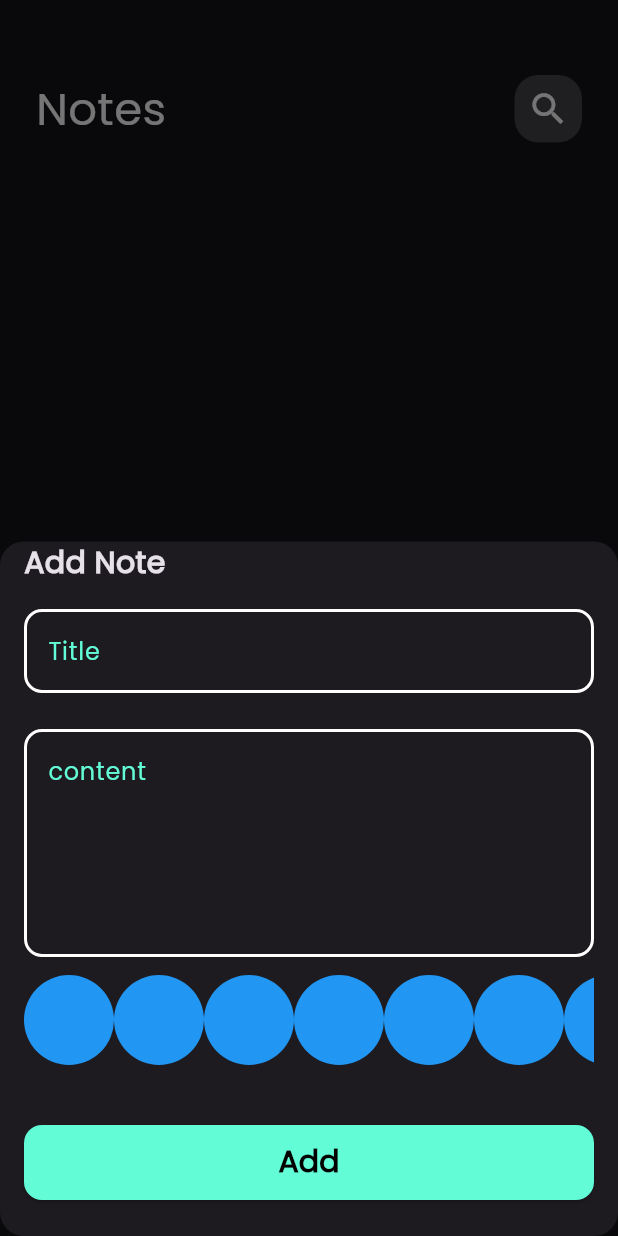
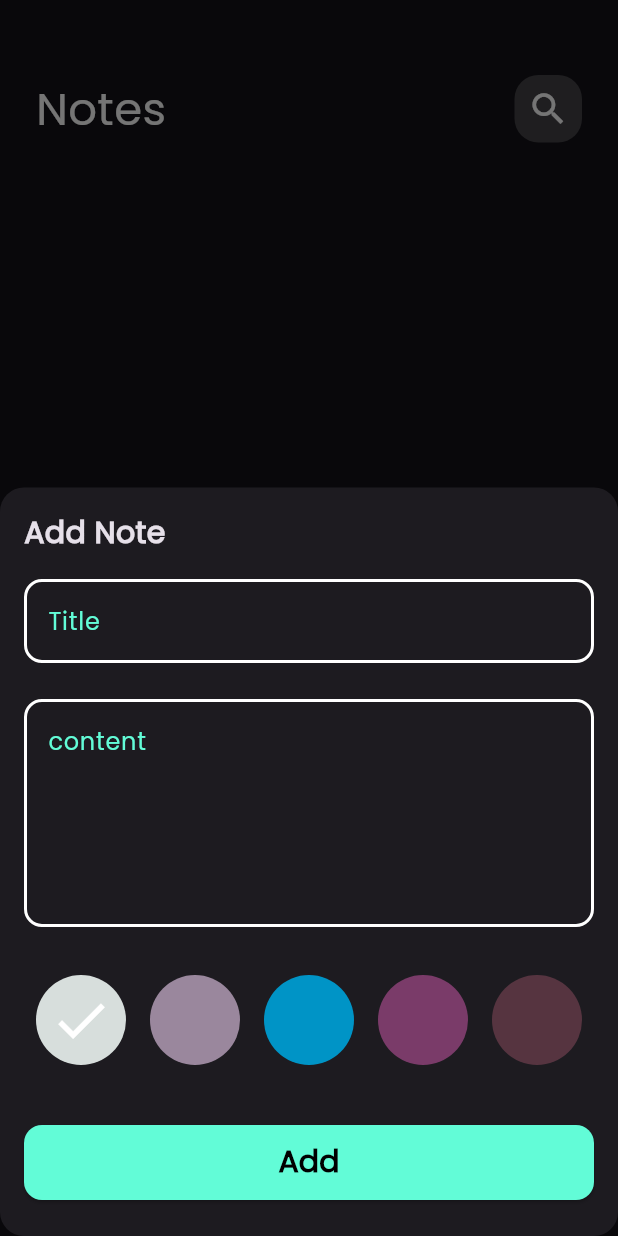
Before and after one commit to MoustafaAbdelrahimGaallouss/notes_app, a Flutter app: the screen it shows after launch, after a tap on the "add" icon, on a phone screen of 412 x 824 dp. Run offline on Flutter 3.47's test engine with Material 3 defaults, Android fonts, the phone set to English and light mode, and no system bars; our stand-ins replace bloc, flutter_bloc, font_awesome_flutter, hive, hive_flutter; accounts and stored records are empty.

Commit message:
Color list view part 2

```diff
--- a/lib/views/widget/add_note_form.dart
+++ b/lib/views/widget/add_note_form.dart
@@ -3,7 +3,7 @@ import 'package:flutter_bloc/flutter_bloc.dart';
 import 'package:intl/intl.dart';
 import 'package:note_app/cubits/add_note_cubite/add_note_cubit_cubit.dart';
 import 'package:note_app/models/note_model.dart';
-import 'package:note_app/views/widget/color_list_vies.dart';
+import 'package:note_app/views/widget/color_list_views.dart';
 import 'package:note_app/views/widget/custom_button.dart';
 import 'package:note_app/views/widget/custom_text_field.dart';
 
@@ -29,11 +29,14 @@ class _addNoteFormState extends State<addNoteForm> {
       child: Column(
         crossAxisAlignment: CrossAxisAlignment.start,
         children: [
-          Text(
-            'Add Note',
-            style: TextStyle(
-              fontSize: 20,
-              fontWeight: FontWeight.bold,
+          Padding(
+            padding: const EdgeInsets.only(top: 16.0),
+            child: Text(
+              'Add Note',
+              style: TextStyle(
+                fontSize: 20,
+                fontWeight: FontWeight.bold,
+              ),
             ),
           ),
           const SizedBox(
@@ -56,7 +59,7 @@ class _addNoteFormState extends State<addNoteForm> {
             },
           ),
           const SizedBox(
-            height: 12,
+            height: 32,
           ),
           colorsListView(),
           const SizedBox(
--- a/lib/views/widget/color_list_vies.dart
+++ /dev/null
@@ -1,31 +0,0 @@
-import 'package:flutter/material.dart';
-
-class colorItem extends StatelessWidget {
-  const colorItem({super.key});
-
-  @override
-  Widget build(BuildContext context) {
-    return const CircleAvatar(
-      radius: 30,
-      backgroundColor: Colors.blue,
-    );
-  }
-}
-
-class colorsListView extends StatelessWidget {
-  const colorsListView({super.key});
-
-  @override
-  Widget build(BuildContext context) {
-    return SizedBox(
-      height: 30 * 2,
-      child: ListView.builder(
-        scrollDirection: Axis.horizontal,
-        itemCount: 10, // Example count, adjust as needed
-        itemBuilder: (context, index) {
-          return const colorItem();
-        },
-      ),
-    );
-  }
-}
--- /dev/null
+++ b/lib/views/widget/color_list_views.dart
@@ -0,0 +1,69 @@
+import 'package:flutter/material.dart';
+
+class colorItem extends StatelessWidget {
+  const colorItem({super.key, required this.isChoocsen, required this.color});
+  final bool isChoocsen;
+  final Color color;
+  @override
+  Widget build(BuildContext context) {
+    return isChoocsen
+        ? Stack(
+            alignment: Alignment.center,
+            children: [
+              CircleAvatar(
+                radius: 32,
+                backgroundColor: color,
+              ),
+              Center(child: Icon(Icons.done, size: 42))
+            ],
+          )
+        : CircleAvatar(
+            radius: 32,
+            backgroundColor: color,
+          );
+  }
+}
+
+class colorsListView extends StatefulWidget {
+  const colorsListView({super.key});
+
+  @override
+  State<colorsListView> createState() => _colorsListViewState();
+}
+
+class _colorsListViewState extends State<colorsListView> {
+  int selectedColorIndex = 0; // Example index for selected color
+  List<Color> colorsList = [
+    Color(0xffD7DEDC),
+    Color(0xff9A879D),
+    Color(0xff0094C6),
+    Color(0xff7A3B69),
+    Color(0xff563440),
+    Color(0xffF2C94C),
+  ];
+  @override
+  Widget build(BuildContext context) {
+    return SizedBox(
+      height: 30 * 2,
+      child: ListView.builder(
+        scrollDirection: Axis.horizontal,
+        itemCount: colorsList.length, // Example count, adjust as needed
+        itemBuilder: (context, index) {
+          return Padding(
+            padding: const EdgeInsets.symmetric(horizontal: 6.0),
+            child: GestureDetector(
+              onTap: () {
+                selectedColorIndex = index;
+                setState(() {});
+              },
+              child: colorItem(
+                isChoocsen: selectedColorIndex == index,
+                color: colorsList[index], // Example condition for selection
+              ),
+            ),
+          );
+        },
+      ),
+    );
+  }
+}
```
